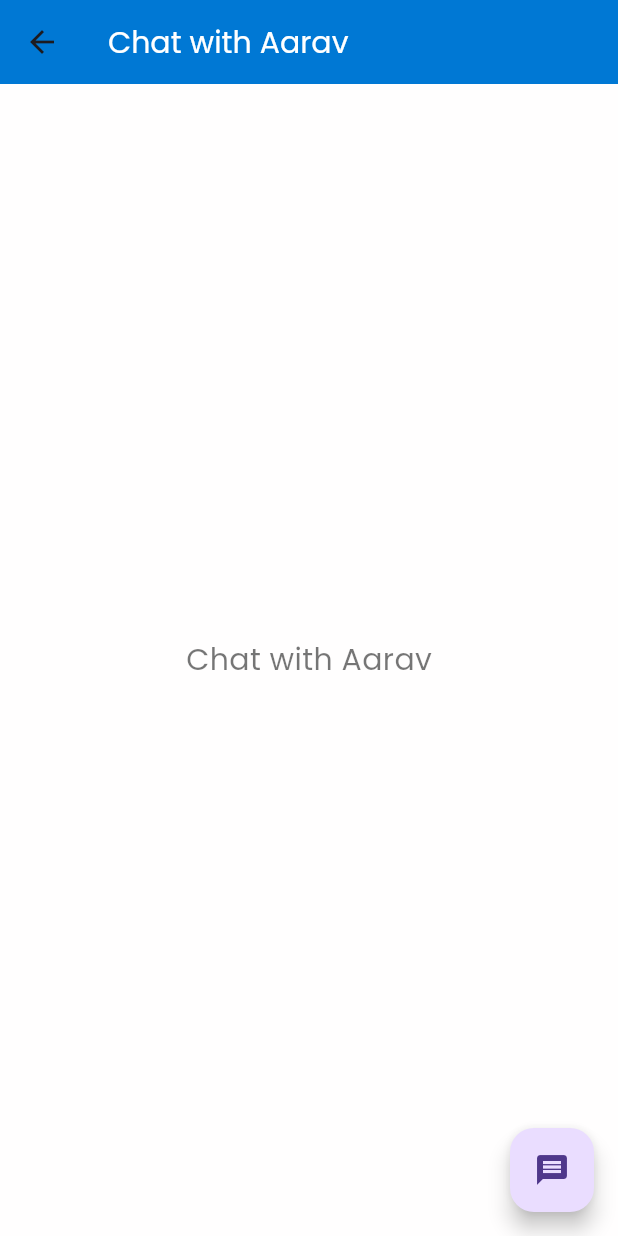
After one commit to tanishkag237/Medical-shala, a Flutter app: the InboxList screen opened directly, after a tap on "Aarav", on a phone screen of 412 x 824 dp. The commit adds this screen. Run offline on Flutter 3.47's test engine with Material 3 defaults, Android fonts, the phone set to English and light mode, and no system bars; our stand-ins replace dio, file_picker, fl_chart, google_fonts, just_audio, pie_chart.

Commit message:
added inbox

```diff
--- /dev/null
+++ b/lib/screens/home/inbox/SinglePatientChat.dart
@@ -0,0 +1,36 @@
+import 'package:flutter/material.dart';
+import 'package:medshala/theme/app_colors.dart';
+
+class Singlepatientchat extends StatefulWidget {
+  final String name;
+
+  const Singlepatientchat({super.key, required this.name});
+
+  @override
+  State<Singlepatientchat> createState() => _SinglepatientchatState();
+}
+
+class _SinglepatientchatState extends State<Singlepatientchat> {
+  @override
+  Widget build(BuildContext context) {
+    return Scaffold(
+      appBar: AppBar(
+        title: Text('Chat with ${widget.name}',
+            style: const TextStyle(fontSize: 20, color: Colors.white)),
+        backgroundColor: AppColors.primary,
+      ),
+      body: Center(
+        child: Text(
+          'Chat with ${widget.name}',
+          style: const TextStyle(fontSize: 20, color: Colors.black54),
+        ),
+      ),
+      floatingActionButton: FloatingActionButton(
+        onPressed: () {
+          // Action for the button
+        },
+        child: const Icon(Icons.message),
+      ),
+    );
+  }
+}
--- a/lib/screens/home/inbox/inbox_list.dart
+++ b/lib/screens/home/inbox/inbox_list.dart
@@ -2,6 +2,7 @@ import 'package:flutter/material.dart';
 import '../../../data/dummy_patients.dart'; // Your dummy data file
 import '../../../models/patient_model.dart';
 import '../../../widgets/app_drawer.dart'; // Your PatientModel
+import 'SinglePatientChat.dart';
 
 class InboxList extends StatelessWidget {
   const InboxList({super.key});
@@ -10,26 +11,6 @@ class InboxList extends StatelessWidget {
   Widget build(BuildContext context) {
     return Scaffold(
        drawer: const AppDrawer(),
-      // appBar: AppBar(
-      //       backgroundColor: Colors.white,
-      //       elevation: 1,
-      //       centerTitle: true,
-      //       iconTheme: const IconThemeData(color: Colors.black), // Ensure the menu icon is visible
-      //       title: Text("Appointments",
-      //         style: const TextStyle(color: Colors.black, fontWeight: FontWeight.w700, fontSize: 18),
-      //       ),
-      //       leading: Builder(
-      //         builder: (context) {
-      //           return IconButton(
-      //             icon: const Icon(Icons.menu), // Menu icon
-      //             onPressed: () {
-      //               Scaffold.of(context).openDrawer(); // Open the drawer
-      //             },
-      //           );
-      //         },
-      //       ),
-
-      //     ),
       body: Column(
         children: [
           const Divider(
@@ -59,14 +40,14 @@ class InboxList extends StatelessWidget {
                           style: const TextStyle(fontSize: 18, fontWeight: FontWeight.w400),
                         ),
                         // Uncomment this for navigation functionality
-                        // onTap: () {
-                        //   Navigator.push(
-                        //     context,
-                        //     MaterialPageRoute(
-                        //       builder: (_) => SinglePatientChat(name: patient.name),
-                        //     ),
-                        //   );
-                        // },
+                        onTap: () {
+                          Navigator.push(
+                            context,
+                            MaterialPageRoute(
+                              builder: (_) => Singlepatientchat(name: patient.name),
+                            ),
+                          );
+                        },
                       ),
                     ),
                     const Divider(
```
